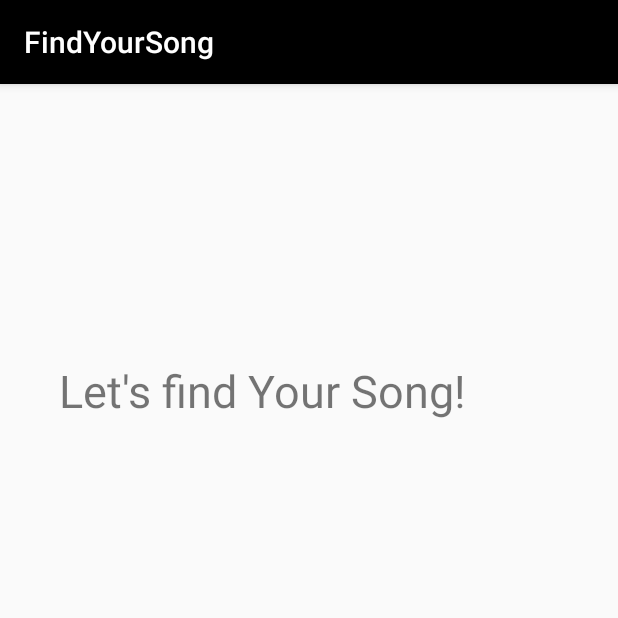
After one commit to Yiqing2018/FindMySong, an Android app: the FindYourSong screen opened directly, with no data from a screen before it, on a phone screen of 412 x 824 dp, the top half of it. The commit adds this screen. Run offline under Robolectric (Android 15) with nearby library versions, the phone set to English and light mode, and no system bars.

Commit message:
recommendation function-main function

```diff
--- a/FindYourSong/app/src/main/AndroidManifest.xml
+++ b/FindYourSong/app/src/main/AndroidManifest.xml
@@ -36,7 +36,8 @@
         <activity android:name=".ScoreActivity" />
         <activity android:name=".scoreWith" />
         <activity android:name=".follow_list" />
-        <activity android:name=".only_follow_list"></activity>
+        <activity android:name=".only_follow_list" />
+        <activity android:name=".FindYourSong"></activity>
     </application>
 
 </manifest>
--- /dev/null
+++ b/FindYourSong/app/src/main/java/com/findyoursong/FindYourSong.java
@@ -0,0 +1,31 @@
+package com.findyoursong;
+
+import android.content.Intent;
+import android.support.v7.app.AppCompatActivity;
+import android.os.Bundle;
+import android.view.View;
+import android.widget.TextView;
+
+public class FindYourSong extends AppCompatActivity {
+    TextView myView;
+    String username;
+
+    @Override
+    protected void onCreate(Bundle savedInstanceState) {
+        super.onCreate(savedInstanceState);
+        setContentView(R.layout.activity_find_your_song);
+
+
+        myView=(TextView) findViewById(R.id.findYourSong);
+        Intent intent = getIntent();
+        username= intent.getStringExtra("id");
+
+        myView.setOnClickListener(new View.OnClickListener() {
+            public void onClick(View view) {
+                Song song=new Song(username,myView);
+                song.execute();
+
+            }
+        });
+    }
+}
--- /dev/null
+++ b/FindYourSong/app/src/main/res/layout/activity_find_your_song.xml
@@ -0,0 +1,22 @@
+<?xml version="1.0" encoding="utf-8"?>
+<android.support.constraint.ConstraintLayout xmlns:android="http://schemas.android.com/apk/res/android"
+    xmlns:app="http://schemas.android.com/apk/res-auto"
+    xmlns:tools="http://schemas.android.com/tools"
+    android:layout_width="match_parent"
+    android:layout_height="match_parent"
+    tools:context=".FindYourSong">
+
+    <TextView
+        android:id="@+id/findYourSong"
+        android:layout_width="328dp"
+        android:layout_height="95dp"
+        android:layout_marginStart="8dp"
+        android:layout_marginLeft="8dp"
+        android:layout_marginTop="184dp"
+        android:text="Let's find Your Song!"
+        android:textSize="30sp"
+        app:layout_constraintEnd_toEndOf="parent"
+        app:layout_constraintHorizontal_bias="0.416"
+        app:layout_constraintStart_toStartOf="parent"
+        app:layout_constraintTop_toTopOf="parent" />
+</android.support.constraint.ConstraintLayout>
```
Also changed, not shown: FindYourSong/app/src/main/java/com/findyoursong/HomePage.java (+11 -4 lines), FindYourSong/app/src/main/java/com/findyoursong/Song.java (added, +86 -0 lines).
